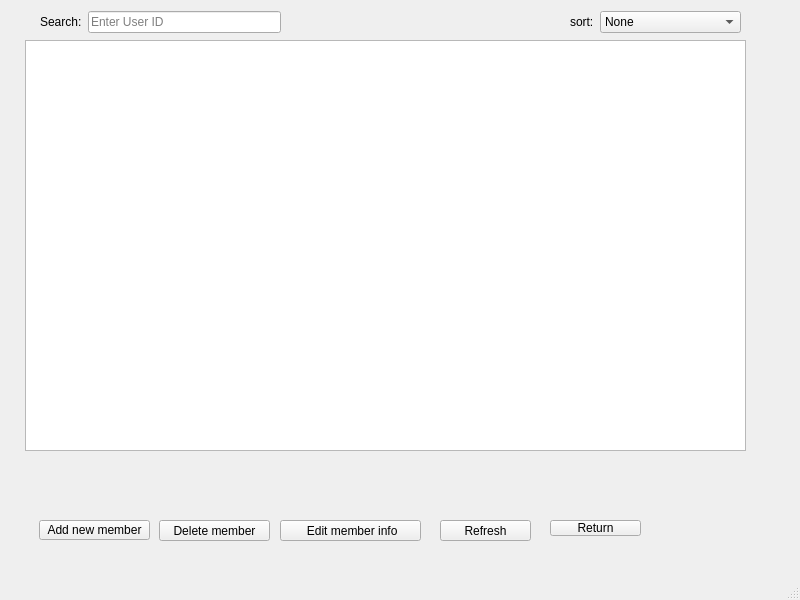
Qt form viewmemberlist.ui (NadaSulaiman01/Library_management_system) before a commit.
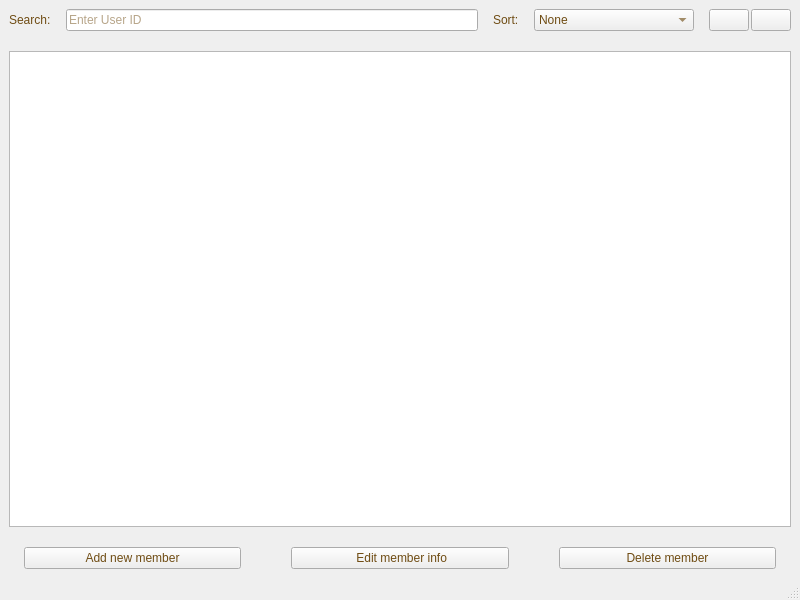
The same form after that commit.

What changed in the file:
```diff
--- a/viewmemberlist.ui
+++ b/viewmemberlist.ui
@@ -14,96 +14,23 @@
    <string>MainWindow</string>
   </property>
   <widget class="QWidget" name="centralwidget">
-   <widget class="QTableView" name="tableView">
-    <property name="geometry">
-     <rect>
-      <x>25</x>
-      <y>40</y>
-      <width>721</width>
-      <height>411</height>
-     </rect>
+   <layout class="QGridLayout" name="gridLayout">
+    <property name="verticalSpacing">
+     <number>20</number>
     </property>
-    <property name="selectionBehavior">
-     <enum>QAbstractItemView::SelectRows</enum>
-    </property>
-   </widget>
-   <widget class="QPushButton" name="pushButton">
-    <property name="geometry">
-     <rect>
-      <x>39</x>
-      <y>520</y>
-      <width>111</width>
-      <height>20</height>
-     </rect>
-    </property>
-    <property name="text">
-     <string>Add new member</string>
-    </property>
-   </widget>
-   <widget class="QPushButton" name="pushButton_deletemember">
-    <property name="geometry">
-     <rect>
-      <x>159</x>
-      <y>520</y>
-      <width>111</width>
-      <height>21</height>
-     </rect>
-    </property>
-    <property name="text">
-     <string>Delete member</string>
-    </property>
-   </widget>
-   <widget class="QPushButton" name="pushButton_editMember">
-    <property name="geometry">
-     <rect>
-      <x>280</x>
-      <y>520</y>
-      <width>141</width>
-      <height>21</height>
-     </rect>
-    </property>
-    <property name="text">
-     <string> Edit member info</string>
-    </property>
-   </widget>
-   <widget class="QPushButton" name="pushButton_refresh">
-    <property name="geometry">
-     <rect>
-      <x>440</x>
-      <y>520</y>
-      <width>91</width>
-      <height>21</height>
-     </rect>
-    </property>
-    <property name="text">
-     <string>Refresh</string>
-    </property>
-   </widget>
-   <widget class="QPushButton" name="pushButton_return">
-    <property name="geometry">
-     <rect>
-      <x>550</x>
-      <y>520</y>
-      <width>91</width>
-      <height>16</height>
-     </rect>
-    </property>
-    <property name="text">
-     <string>Return</string>
-    </property>
-   </widget>
-   <widget class="QWidget" name="">
-    <property name="geometry">
-     <rect>
-      <x>40</x>
-      <y>10</y>
-      <width>241</width>
-      <height>24</height>
-     </rect>
-    </property>
+    <item row="0" column="0">
+     <layout class="QHBoxLayout" name="horizontalLayout_5">
+      <property name="spacing">
+       <number>15</number>
+      </property>
+      <item>
     <layout class="QHBoxLayout" name="horizontalLayout">
      <item>
       <widget class="QLabel" name="label">
+          <property name="styleSheet">
+           <string notr="true">color:rgb(111, 76, 19);
+font: 12pt &quot;Segoe UI&quot;;</string>
+          </property>
        <property name="text">
         <string>Search:</string>
        </property>
@@ -111,32 +38,48 @@
      </item>
      <item>
       <widget class="QLineEdit" name="lineEdit">
+          <property name="styleSheet">
+           <string notr="true">color:rgb(111, 76, 19);
+font: 12pt &quot;Segoe UI&quot;;</string>
+          </property>
        <property name="placeholderText">
         <string>Enter User ID</string>
        </property>
       </widget>
      </item>
     </layout>
-   </widget>
-   <widget class="QWidget" name="">
-    <property name="geometry">
-     <rect>
-      <x>570</x>
-      <y>10</y>
-      <width>171</width>
-      <height>24</height>
-     </rect>
-    </property>
+      </item>
+      <item>
     <layout class="QHBoxLayout" name="horizontalLayout_2">
      <item>
       <widget class="QLabel" name="label_sort">
+          <property name="maximumSize">
+           <size>
+            <width>30</width>
+            <height>16777215</height>
+           </size>
+          </property>
+          <property name="styleSheet">
+           <string notr="true">color:rgb(111, 76, 19);
+font: 12pt &quot;Segoe UI&quot;;</string>
+          </property>
        <property name="text">
-        <string>sort:</string>
+           <string>Sort:</string>
        </property>
       </widget>
      </item>
      <item>
       <widget class="QComboBox" name="comboBox_sort">
+          <property name="minimumSize">
+           <size>
+            <width>160</width>
+            <height>0</height>
+           </size>
+          </property>
+          <property name="styleSheet">
+           <string notr="true">color:rgb(111, 76, 19);
+font: 12pt &quot;Segoe UI&quot;;</string>
+          </property>
        <item>
         <property name="text">
          <string>None</string>
@@ -155,7 +98,101 @@
       </widget>
      </item>
     </layout>
-   </widget>
+      </item>
+      <item>
+       <layout class="QHBoxLayout" name="horizontalLayout_3">
+        <property name="spacing">
+         <number>2</number>
+        </property>
+        <item>
+         <widget class="QPushButton" name="pushButton_refresh">
+          <property name="text">
+           <string/>
+          </property>
+         </widget>
+        </item>
+        <item>
+         <widget class="QPushButton" name="pushButton_return">
+          <property name="text">
+           <string/>
+          </property>
+         </widget>
+        </item>
+       </layout>
+      </item>
+     </layout>
+    </item>
+    <item row="1" column="0">
+     <widget class="QTableView" name="tableView">
+      <property name="styleSheet">
+       <string notr="true">color:rgb(111, 76, 19);
+font: 700 10pt &quot;Segoe UI&quot;;
+</string>
+      </property>
+      <property name="selectionBehavior">
+       <enum>QAbstractItemView::SelectRows</enum>
+      </property>
+      <attribute name="horizontalHeaderDefaultSectionSize">
+       <number>190</number>
+      </attribute>
+     </widget>
+    </item>
+    <item row="2" column="0">
+     <layout class="QHBoxLayout" name="horizontalLayout_4">
+      <property name="spacing">
+       <number>50</number>
+      </property>
+      <property name="leftMargin">
+       <number>15</number>
+      </property>
+      <property name="rightMargin">
+       <number>15</number>
+      </property>
+      <item>
+       <widget class="QPushButton" name="pushButton">
+        <property name="cursor">
+         <cursorShape>PointingHandCursor</cursorShape>
+        </property>
+        <property name="styleSheet">
+         <string notr="true">color:rgb(111, 76, 19);
+font: 12pt &quot;Segoe UI&quot;;</string>
+        </property>
+        <property name="text">
+         <string>Add new member</string>
+        </property>
+       </widget>
+      </item>
+      <item>
+       <widget class="QPushButton" name="pushButton_editMember">
+        <property name="cursor">
+         <cursorShape>PointingHandCursor</cursorShape>
+        </property>
+        <property name="styleSheet">
+         <string notr="true">color:rgb(111, 76, 19);
+font: 12pt &quot;Segoe UI&quot;;</string>
+        </property>
+        <property name="text">
+         <string> Edit member info</string>
+        </property>
+       </widget>
+      </item>
+      <item>
+       <widget class="QPushButton" name="pushButton_deletemember">
+        <property name="cursor">
+         <cursorShape>PointingHandCursor</cursorShape>
+        </property>
+        <property name="styleSheet">
+         <string notr="true">color:rgb(111, 76, 19);
+font: 12pt &quot;Segoe UI&quot;;</string>
+        </property>
+        <property name="text">
+         <string>Delete member</string>
+        </property>
+       </widget>
+      </item>
+     </layout>
+    </item>
+   </layout>
   </widget>
   <widget class="QMenuBar" name="menubar">
    <property name="geometry">
```
Left out of the diff: 2 changed lines with no effect on the pictures. Lines whose indentation alone changed are shown as unchanged.
